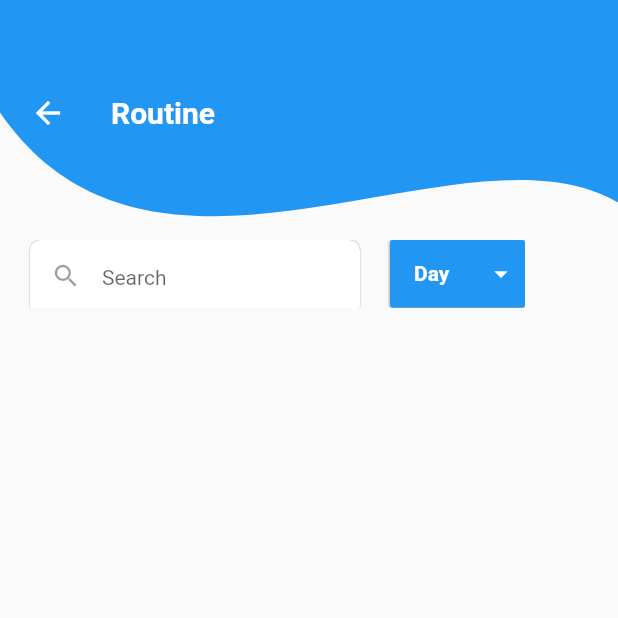
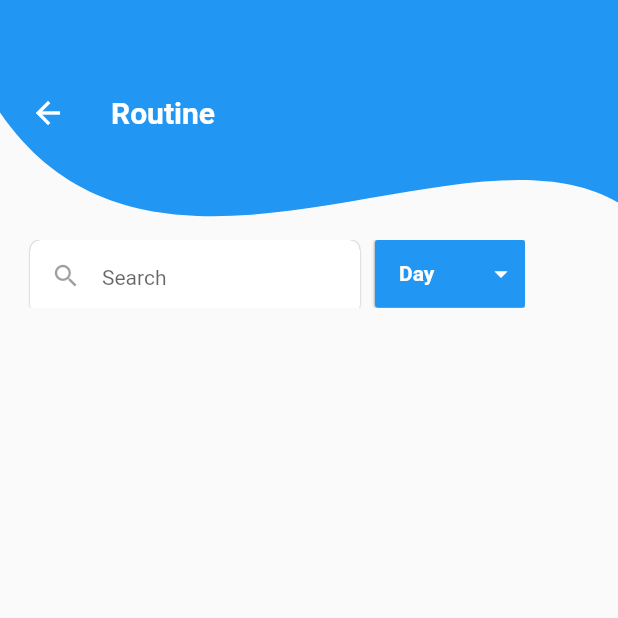
Before and after one commit to Wahid-Murad/Ekattor8, a Flutter app: the RoutinePage screen opened directly, on a phone screen of 412 x 824 dp, the top half of it. Run offline on Flutter 3.47's test engine with Material 2 defaults, Android fonts, the phone set to English and light mode, and no system bars; drawn by our look-alikes of dropdown_button2; our stand-ins replace dotted_border, dotted_line, fluttertoast, google_fonts, shared_preferences; missing offline and left inert: splash_screen_view; accounts and stored records are empty; network calls fail.

Commit message:
first commit

```diff
--- a/lib/consts/dropdown.dart
+++ b/lib/consts/dropdown.dart
@@ -71,9 +71,6 @@ class _AppDropDownState extends State<AppDropDown> {
         onChanged: (value) {
           setState(() {
             selectedValue = value as String;
-          //  if(value==''){//test
-
-          //  }
           });
         },
         icon: const Icon(
@@ -83,7 +80,7 @@ class _AppDropDownState extends State<AppDropDown> {
         iconEnabledColor: Colors.white,
         iconDisabledColor: Colors.white,
         buttonHeight: 45,
-        buttonWidth: 90,
+        buttonWidth: 100,
         buttonPadding: const EdgeInsets.only(left: 6, right: 6),
         buttonDecoration: BoxDecoration(
           color: Colors.blue,
--- a/lib/screen/profile.dart
+++ b/lib/screen/profile.dart
@@ -187,7 +187,7 @@ List <UserDetailsModel> userData=[];
                         top: 200,
                         left: 100,
                         child: Padding(//${user['name']}
-                            padding: const EdgeInsets.only(left: 40,top: 5),
+                            padding: const EdgeInsets.only(left: 25,top: 5),
                                child: Text("${user['name']}",style: TextStyle(fontSize: 20,fontWeight: FontWeight.bold),),
                                        ),
                                     ),
--- a/lib/screen/routine.dart
+++ b/lib/screen/routine.dart
@@ -90,7 +90,7 @@ class _RoutinePageState extends State<RoutinePage> {
                 Stack(
                   children: [
                     Padding(
-                      padding: const EdgeInsets.only(left: 250),
+                      padding: const EdgeInsets.only(left: 240),
                       child: AppDropDown(),
                     ),
                     Positioned(
@@ -136,9 +136,10 @@ class _RoutinePageState extends State<RoutinePage> {
             ),
           ),
           //Text(routineDataDemo.length.toString()),
+          // Text("$widget.selectedValue"),
 
-            // ({widget.value}=="{routineDataDemo['day']}") ?
-              SingleChildScrollView(
+            // (${widget.selectedValue}=={routineDataDemo['day']}) ?
+             SingleChildScrollView(
             child: Padding(
               padding: const EdgeInsets.only(top: 5),
               child: Container(
```
